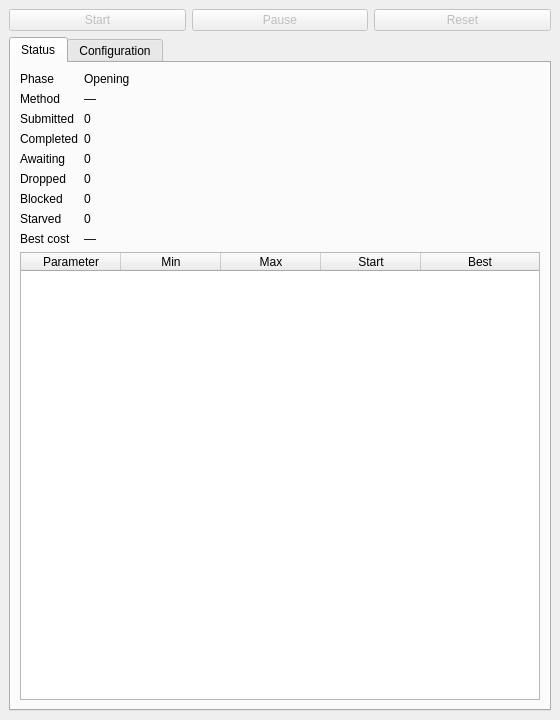
Above: labscript_optimization/window.ui from spielman-group/labscript-optimization before the change. Below: the same form after it.
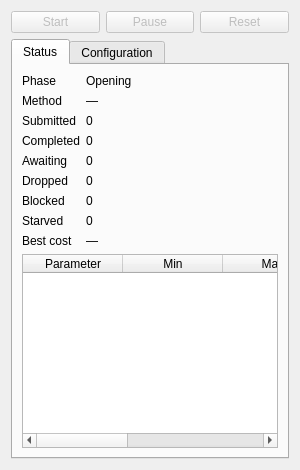
That is the form after the change.

Commit message: Run the optimizer as a lyse class routine, with no worker process

Diff of the .ui file:
```diff
--- a/labscript_optimization/window.ui
+++ b/labscript_optimization/window.ui
@@ -1,12 +1,7 @@
 <?xml version="1.0" encoding="UTF-8"?>
 <ui version="4.0">
- <class>OptimizerWindow</class>
- <widget class="QMainWindow" name="OptimizerWindow">
-  <property name="geometry">
-   <rect><x>0</x><y>0</y><width>560</width><height>720</height></rect>
-  </property>
-  <property name="windowTitle"><string>labscript optimizer</string></property>
-  <widget class="QWidget" name="centralwidget">
+ <class>OptimizerControls</class>
+ <widget class="QWidget" name="OptimizerControls">
    <layout class="QVBoxLayout" name="verticalLayout">
     <item>
      <layout class="QHBoxLayout" name="controlsLayout">
@@ -64,7 +59,6 @@
      <layout class="QVBoxLayout" name="plot_layout"/>
     </item>
    </layout>
-  </widget>
  </widget>
  <resources/>
  <connections/>
```
The commit also changes 12 other files.
